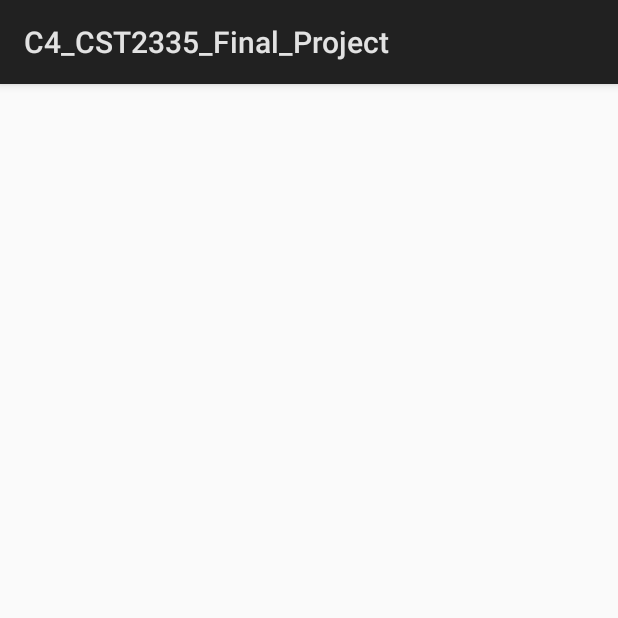
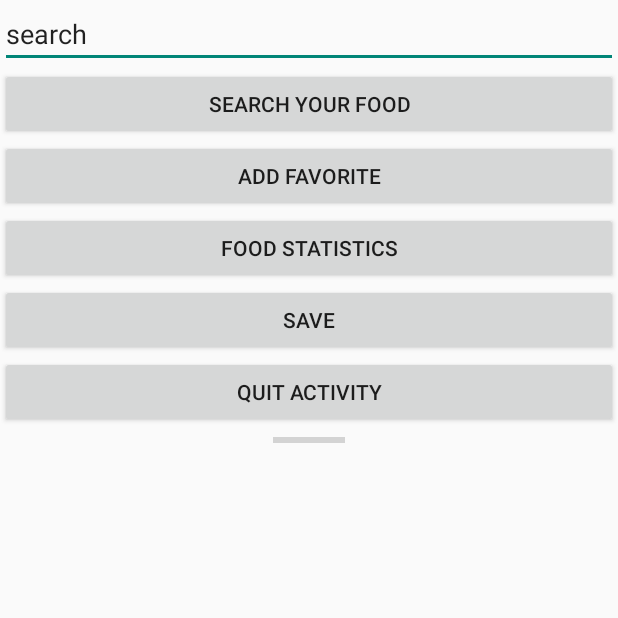
Before and after one commit to RogerZFLi/C4_WYLL_CST2335_Final_Project, an Android app: the FoodNutritionDatabaseActivity screen opened directly, with no data from a screen before it, on a phone screen of 412 x 824 dp, the top half of it. Run offline under Robolectric (Android 15) with nearby library versions, the phone set to English and light mode, and no system bars.

Commit message:
food nutrition part

```diff
--- a/app/build.gradle
+++ b/app/build.gradle
@@ -21,7 +21,10 @@ android {
 dependencies {
     implementation fileTree(dir: 'libs', include: ['*.jar'])
     implementation 'com.android.support.constraint:constraint-layout:1.1.3'
+    implementation 'com.android.support:appcompat-v7:28.0.0'
     testImplementation 'junit:junit:4.12'
     androidTestImplementation 'com.android.support.test:runner:1.0.2'
     androidTestImplementation 'com.android.support.test.espresso:espresso-core:3.0.2'
+    implementation 'com.android.support:design:28.0.0'
+
 }
--- a/app/src/main/AndroidManifest.xml
+++ b/app/src/main/AndroidManifest.xml
@@ -16,10 +16,11 @@
                 <category android:name="android.intent.category.LAUNCHER" />
             </intent-filter>
         </activity>
-        <activity android:name=".FoodNutritionDatabaseActivity" />
+        <activity android:name=".FoodNutritionDatabaseActivity" android:theme="@style/Theme.AppCompat.Light.NoActionBar"/>
         <activity android:name=".CBCNewsReaderActivity" />
         <activity android:name=".MovieInformationActivity" />
-        <activity android:name=".OCTranspoBusRouteActivity"></activity>
+        <activity android:name=".OCTranspoBusRouteActivity" />
+
     </application>
 
 </manifest>
--- a/app/src/main/java/com/example/amusu/teamname_cst2335_final_project/FoodNutritionDatabaseActivity.java
+++ b/app/src/main/java/com/example/amusu/teamname_cst2335_final_project/FoodNutritionDatabaseActivity.java
@@ -1,13 +1,77 @@
 package com.example.amusu.teamname_cst2335_final_project;
 
 import android.app.Activity;
+import android.app.AlertDialog;
+import android.content.DialogInterface;
+import android.content.Intent;
 import android.os.Bundle;
+import android.sax.StartElementListener;
+import android.support.design.widget.Snackbar;
+import android.support.v7.app.AppCompatActivity;
+import android.view.View;
+import android.widget.Button;
+import android.widget.EditText;
+import android.widget.Toast;
 
-public class FoodNutritionDatabaseActivity extends Activity {
+public class FoodNutritionDatabaseActivity extends AppCompatActivity {
 
     @Override
     protected void onCreate(Bundle savedInstanceState) {
         super.onCreate(savedInstanceState);
+
         setContentView(R.layout.activity_food_nutrition_database);
-    }
-}
+
+        EditText editText = (EditText) findViewById(R.id.searchBox);
+        editText.setOnClickListener(new View.OnClickListener() {
+            @Override
+            public void onClick(View v) {
+                Toast.makeText(getApplicationContext(), "Enter what you are interested in.",
+                        Toast.LENGTH_LONG).show();
+                }
+        });
+
+                Button button = (Button) findViewById(R.id.favourite);
+                button.setOnClickListener(new View.OnClickListener() {
+                    @Override
+                    public void onClick(View view) {
+                        Snackbar.make(view, "Do you like it ?", Snackbar.LENGTH_LONG)
+                                .setAction("Action", null).show();
+                    }
+                });
+
+                Button button1 = (Button) findViewById(R.id.search);
+                button1.setOnClickListener(new View.OnClickListener() {
+                    @Override
+                    public void onClick(View view) {
+                        Intent intent = new Intent(FoodNutritionDatabaseActivity.this, MainActivity.class);
+                        startActivity(intent);
+                    }
+                });
+
+                Button button2 = (Button) findViewById(R.id.quit);
+                button2.setOnClickListener(new View.OnClickListener() {
+                    @Override
+                    public void onClick(View v) {
+                        AlertDialog.Builder builder = new AlertDialog.Builder(FoodNutritionDatabaseActivity.this);
+                        builder.setMessage(R.string.dialog_message)
+                                .setTitle(R.string.dialog_title)
+                                .setPositiveButton(R.string.OK, new DialogInterface.OnClickListener() {
+                                    @Override
+                                    public void onClick(DialogInterface dialog, int which) {
+                                        Intent resultIntent = new Intent();
+                                        resultIntent.putExtra("Dialog", "Back");
+                                        setResult(MainActivity.RESULT_OK, resultIntent);
+                                        finish();
+                                    }
+                                })
+                                .setNegativeButton(R.string.cancel, new DialogInterface.OnClickListener() {
+                                    public void onClick(DialogInterface dialog, int id) {
+                                        //Intent intent = new Intent(FoodNutritionDatabaseActivity.this, MainActivity.class);
+                                        //startActivity(intent);
+                                    }
+                                })
+                                .show();
+                    }
+                });
+            }
+        }
--- a/app/src/main/java/com/example/amusu/teamname_cst2335_final_project/MainActivity.java
+++ b/app/src/main/java/com/example/amusu/teamname_cst2335_final_project/MainActivity.java
@@ -17,6 +17,9 @@ public class MainActivity extends Activity {
         final Button CBC_NEWS_READER = findViewById(R.id.cbc_news_reader);
         final Button MOVIE_INFORMATION = findViewById(R.id.movie_information);
         final Button OCTRANSPO_BUS_ROUTE = findViewById(R.id.octranspo_bus_route);
+
+
+
         FOOD_NUTRITION_DATABASE.setOnClickListener(new View.OnClickListener() {
             @Override
             public void onClick(View v) {
--- a/app/src/main/res/layout/activity_food_nutrition_database.xml
+++ b/app/src/main/res/layout/activity_food_nutrition_database.xml
@@ -1,9 +1,54 @@
 <?xml version="1.0" encoding="utf-8"?>
-<android.support.constraint.ConstraintLayout xmlns:android="http://schemas.android.com/apk/res/android"
+<LinearLayout xmlns:android="http://schemas.android.com/apk/res/android"
     xmlns:app="http://schemas.android.com/apk/res-auto"
     xmlns:tools="http://schemas.android.com/tools"
     android:layout_width="match_parent"
     android:layout_height="match_parent"
+    android:orientation="vertical"
     tools:context=".FoodNutritionDatabaseActivity">
 
-</android.support.constraint.ConstraintLayout>
+    <EditText
+        android:id="@+id/searchBox"
+        android:layout_width="match_parent"
+        android:layout_height="wrap_content"
+        android:text="search" />
+
+    <Button
+        android:id="@+id/search"
+        android:layout_width="match_parent"
+        android:layout_height="wrap_content"
+        android:text="search your food" />
+
+    <Button
+        android:id="@+id/favourite"
+        android:layout_width="match_parent"
+        android:layout_height="wrap_content"
+        android:text="Add favorite" />
+
+    <Button
+        android:id="@+id/statistics"
+        android:layout_width="match_parent"
+        android:layout_height="wrap_content"
+        android:text="Food statistics" />
+
+    <Button
+        android:id="@+id/save"
+        android:layout_width="match_parent"
+        android:layout_height="wrap_content"
+        android:text="save" />
+
+    <Button
+        android:id="@+id/quit"
+        android:layout_width="match_parent"
+        android:layout_height="wrap_content"
+        android:text="Quit activity" />
+
+    <ProgressBar
+        android:id="@+id/progressBar"
+        android:layout_width="wrap_content"
+        android:layout_height="wrap_content"
+        style="?android:attr/progressBarStyleHorizontal"
+        android:layout_gravity="center"
+        />
+
+</LinearLayout>
--- a/app/src/main/res/layout/activity_main.xml
+++ b/app/src/main/res/layout/activity_main.xml
@@ -7,7 +7,6 @@
     android:rowCount="3"
     android:columnCount="2"
     android:layout_columnWeight="1"
-
 
     tools:context=".MainActivity">
 
--- a/app/src/main/res/values-zh-ldltr/strings.xml
+++ b/app/src/main/res/values-zh-ldltr/strings.xml
@@ -5,4 +5,8 @@
     <string name="app2_name">CBC新闻读取器</string>
     <string name="app3_name">电影信息</string>
     <string name="app4_name">OCTranspo公交路线</string>
+    <string name="dialog_message">确定要结束吗？</string>
+    <string name="dialog_title">关闭</string>
+    <string name="OK">好</string>
+    <string name="cancel">取消</string>
 </resources>
--- a/app/src/main/res/values/strings.xml
+++ b/app/src/main/res/values/strings.xml
@@ -4,4 +4,8 @@
     <string name="app2_name">CBC  News Reader</string>
     <string name="app3_name">Movies Information</string>
     <string name="app4_name">OCTranspo Bus Route</string>
+    <string name="dialog_message">Are you sure you want to finish the activity</string>
+    <string name="dialog_title">Close</string>
+    <string name="OK">OK</string>
+    <string name="cancel">Cancel</string>
 </resources>
--- a/build.gradle
+++ b/build.gradle
@@ -7,7 +7,7 @@ buildscript {
         jcenter()
     }
     dependencies {
-        classpath 'com.android.tools.build:gradle:3.1.4'
+        classpath 'com.android.tools.build:gradle:3.2.1'
 
 
         // NOTE: Do not place your application dependencies here; they belong
```
Also changed, not shown: app/src/main/java/com/example/amusu/teamname_cst2335_final_project/MovieInformationActivity.java (line endings or trailing spaces), gradle/wrapper/gradle-wrapper.properties.
